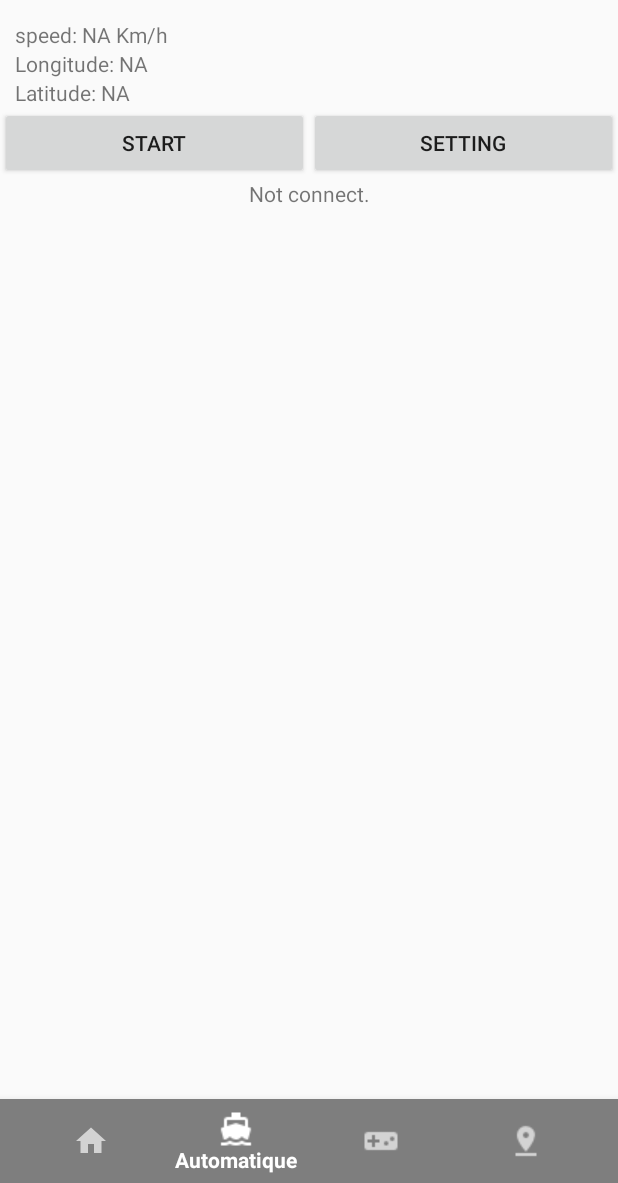
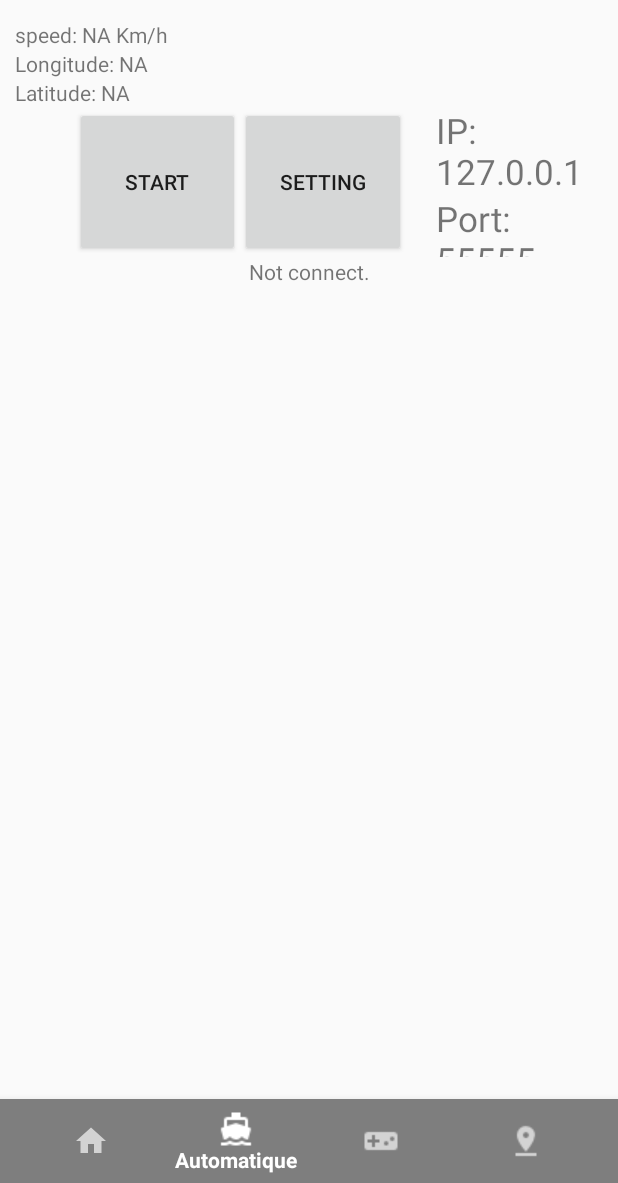
Before and after one commit to niveki/projetSmartphone, an Android app: the screen it shows after launch (MainActivity), item 2 of the bottom bar chosen, on a phone screen of 412 x 824 dp, the part 53-1236 px from its top. Run offline under Robolectric (Android 15) with nearby library versions, the phone set to English and light mode, and no system bars.

Commit message:
modif vue 1 layout setting réalisé

```diff
--- a/projetDrone/app/src/main/java/com/example/Drone/Fragment_one.java
+++ b/projetDrone/app/src/main/java/com/example/Drone/Fragment_one.java
@@ -1,13 +1,19 @@
 package com.example.Drone;
 
 
+import android.app.AlertDialog;
+import android.content.DialogInterface;
 import android.os.Bundle;
 import android.support.v4.app.Fragment;
 import android.view.LayoutInflater;
 import android.view.View;
 import android.view.ViewGroup;
 import android.widget.Button;
+import android.widget.EditText;
+import android.widget.Spinner;
 import android.widget.TextView;
+import android.widget.Toast;
+
 import com.google.android.gms.maps.CameraUpdateFactory;
 import com.google.android.gms.maps.GoogleMap;
 import com.google.android.gms.maps.OnMapReadyCallback;
@@ -15,6 +21,7 @@ import com.google.android.gms.maps.SupportMapFragment;
 import com.google.android.gms.maps.model.LatLng;
 import com.google.android.gms.maps.model.MarkerOptions;
 
+import java.util.ArrayList;
 import java.util.Locale;
 
 /**
@@ -22,17 +29,17 @@ import java.util.Locale;
  */
 public class Fragment_one extends Fragment implements OnMapReadyCallback {
 
-    private TextView textSpeed, textLat, textLon, textMes;
+    private TextView textSpeed, textLat, textLon, textMes, textIPFrag1, textPortFrag1, textRefreshFrag1, textIPSetting, textPortSetting, textRefreshSetting;
     private Button buttonStart, buttonSetting;
     private GoogleMap mMap;
-    private String currentLang = Locale.getDefault().getLanguage();
+    private String currentLang = Locale.getDefault().getLanguage(), conf, quit, setting, refreh, errorTitle, errorMessage, adress;
     public Fragment_one() {
         // Required empty public constructor
     }
 
 
     @Override
-    public View onCreateView(LayoutInflater inflater, ViewGroup container,
+    public View onCreateView(final LayoutInflater inflater, ViewGroup container,
                              Bundle savedInstanceState) {
         // Inflate the layout for this fragment
 
@@ -44,6 +51,9 @@ public class Fragment_one extends Fragment implements OnMapReadyCallback {
         textMes = view.findViewById(R.id.frag1_mes);
         buttonSetting = view.findViewById(R.id.frag1_boutton_setting);
         buttonStart = view.findViewById(R.id.frag1_boutton_start);
+        textIPFrag1 = view.findViewById(R.id.frag1_ip);
+        textPortFrag1 = view.findViewById(R.id.frag1_port);
+        textRefreshFrag1 = view.findViewById(R.id.frag1_refresh);
         //init des textes
         setSpeed("NA", currentLang);
         setLatitude("NA");
@@ -55,6 +65,102 @@ public class Fragment_one extends Fragment implements OnMapReadyCallback {
             buttonSetting.setText("SETTING");
             buttonStart.setText("START");
         }
+
+
+        // gestion bouton setting
+        buttonSetting.setOnClickListener(new View.OnClickListener(){
+            @Override
+            public void onClick(View view) {
+                if(currentLang.equals("fr")){
+                    adress="Addresse IP: ";
+                    conf="Confirmer";
+                    quit="Annuler";
+                    setting="Réglage";
+                    refreh="Temps de rafraichissement: ";
+                    errorTitle="Erreur paramètre";
+                    errorMessage="Format IP non valide xxx.xxx.xxx.xxx !";
+                }else{
+                    adress="Adress IP: ";
+                    conf="Confirm";
+                    quit="Canceled";
+                    setting="Setting";
+                    refreh="Refresh time: ";
+                    errorTitle="Parameter error";
+                    errorMessage="Wrong ip format xxx.xxx.xxx.xxx !";
+                };
+                View viewSetting = inflater.inflate(R.layout.activity_setting, null);
+                /*
+                textIPSetting = viewSetting.findViewById(R.id.setting_set_IP);
+                textIPSetting.setText(getIP());
+
+                textPortSetting = viewSetting.findViewById(R.id.setting_set_port);
+                textPortSetting.setText(getPort());
+
+                //textRefreshSetting=viewSetting.findViewById(R.id.setting_spin);
+                //textRefreshSetting.setText(getRefreshTime());
+
+
+                Spinner listTemps = viewSetting.findViewById(R.id.setting_spin);
+                TextView textTitleIP=viewSetting.findViewById(R.id.setting_text_IP);
+                textTitleIP.setText(adress);
+                TextView textRefresh=viewSetting.findViewById(R.id.setting_text_refresh);
+                textRefresh.setText(refreh);
+                ArrayList a = new ArrayList();
+                a.add(1);
+                a.add(5);
+                a.add(10);
+                a.add(15);*/
+
+                //popup
+                final AlertDialog.Builder builder = new AlertDialog.Builder(getContext());
+                builder.setTitle(setting);
+                builder.setView(viewSetting);
+
+                //bouton Confirm
+                builder.setPositiveButton(conf, new DialogInterface.OnClickListener(){
+
+                    @Override
+                    public void onClick(DialogInterface dialogInterface, int i) {
+                        EditText textIP = ((AlertDialog) dialogInterface).findViewById(R.id.setting_set_IP);
+                        EditText textPort=((AlertDialog) dialogInterface).findViewById(R.id.setting_set_port);
+                        Spinner spinTps=((AlertDialog) dialogInterface).findViewById(R.id.setting_spin);
+                        /*modifParam(textIP.getText().toString(), textPort.getText().toString(),
+                                spinTps.getSelectedItem().toString().split(" ")[0]);*/
+                        if(textIP.getText().toString().matches("^(25[0-5]|2[0-4][0-9]|[01]?[0-9][0-9]?)\\." +
+                                "(25[0-5]|2[0-4][0-9]|[01]?[0-9][0-9]?)\\." +
+                                "(25[0-5]|2[0-4][0-9]|[01]?[0-9][0-9]?)\\." +
+                                "(25[0-5]|2[0-4][0-9]|[01]?[0-9][0-9]?)$")){
+                            //modification des paramètre
+                            modifParam(textIP.getText().toString(), textPort.getText().toString(),
+                                    spinTps.getSelectedItem().toString().split(" ")[0]);
+                        }else{
+                            //erreur de ip saisie
+                            final AlertDialog.Builder error = new AlertDialog.Builder(getContext());
+                            error.setTitle(errorTitle);
+                            error.setMessage(errorMessage);
+                            error.setNegativeButton(quit, new DialogInterface.OnClickListener() {
+                                @Override
+                                public void onClick(DialogInterface dialogInterface, int i) {
+
+                                }
+                            });
+                            error.show();
+                        }
+                    }
+                });
+                //boutton cancel
+                builder.setNegativeButton(quit, new DialogInterface.OnClickListener() {
+                    @Override
+                    public void onClick(DialogInterface dialog, int which) {
+                    }
+                });
+                //Afficher popup
+                builder.show();
+            }
+        });
+        setIPFrag1("127.0.0.1");
+        setPortFrag1("55555");
+        setRafraichissementFrag1("5", currentLang);
         setMessage(currentLang);
         // création de la carte
         ((SupportMapFragment) getChildFragmentManager().findFragmentById(R.id.frag1_map)).getMapAsync(this);
@@ -66,7 +172,19 @@ public class Fragment_one extends Fragment implements OnMapReadyCallback {
     public void setSpeed(String s, String l){if(l.equals("fr")){textSpeed.setText("Vitesse: "+s+" Km/h");}else {textSpeed.setText("speed: "+s+" Km/h");}}
     public void setLatitude(String s){textLat.setText("Latitude: "+s);}
     public void setLongitude(String s){textLon.setText("Longitude: "+s);}
+    public void setIPFrag1(String val){textIPFrag1.setText("IP: "+val);}
+    public void setPortFrag1(String val){textPortFrag1.setText("Port: "+val);}
+    public void setRafraichissementFrag1(String val, String l){if(l.equals("fr")){textRefreshFrag1.setText("Rafraichissement: "+val+"s");}else {textRefreshFrag1.setText("refresh: "+val+"s");}}
+    public void setIPSetting(String val){textIPSetting.setText(val);}
+    public void setPortSetting(String val){textPortSetting.setText(val);}
     public void setMessage(String l){if(l.equals("fr")){textMes.setText("Non connecté.");}else {textMes.setText("Not connect.");}}
+    public void modifParam(String ip,String port,String time){
+        setIPFrag1(ip);
+        setPortFrag1(port);
+        setRafraichissementFrag1(time,currentLang);
+        setIPSetting(ip);
+        Toast.makeText(getContext(),"Paramètre IP modifié",Toast.LENGTH_LONG).show();
+    }
 
     // Création de la carte sur le port des Minimes
     @Override
--- a/projetDrone/app/src/main/res/layout/fragment_one.xml
+++ b/projetDrone/app/src/main/res/layout/fragment_one.xml
@@ -42,20 +42,68 @@
 
         <LinearLayout
             android:layout_width="match_parent"
-            android:layout_height="wrap_content"
+            android:layout_height="150px"
             >
-                <Button
-                    android:layout_width="0px"
+<!--
+            <ImageButton
+                android:src="@drawable/go"
+                android:layout_height="match_parent"
+                android:layout_width="0px"
+                android:id="@+id/frag1_action"
+                android:background="#FAFAFA"
+                android:adjustViewBounds="true"
+                android:layout_weight="1"
+                android:layout_marginHorizontal="25px"
+                />
+            <ImageButton
+                android:src="@drawable/setting40"
+                android:layout_height="match_parent"
+                android:layout_width="0px"
+                android:id="@+id/frag1_setting"
+                android:background="#FAFAFA"
+                android:adjustViewBounds="true"
+                android:layout_weight="1"
+                android:layout_marginHorizontal="25px"
+                />
+-->
+            <Button
+                android:layout_width="75px"
+                android:layout_height="match_parent"
+                android:id="@+id/frag1_boutton_start"
+                android:layout_weight="1"
+                android:layout_marginLeft="75px"
+                />
+
+            <Button
+                android:id="@+id/frag1_boutton_setting"
+                android:layout_width="75px"
+                android:layout_height="match_parent"
+                android:layout_weight="1" />
+
+            <LinearLayout
+                android:layout_width="0dp"
+                android:layout_height="match_parent"
+                android:layout_weight="2"
+                android:orientation="vertical"
+                android:layout_marginLeft="30px">
+
+                <TextView
+                    android:id="@+id/frag1_ip"
+                    android:layout_width="match_parent"
                     android:layout_height="wrap_content"
-                    android:id="@+id/frag1_boutton_start"
-                    android:layout_weight="1"
-                    />
-                <Button
-                    android:layout_width="0px"
+                    android:textSize="35px"/>
+                <TextView
+                    android:id="@+id/frag1_port"
+                    android:layout_width="match_parent"
                     android:layout_height="wrap_content"
-                    android:id="@+id/frag1_boutton_setting"
-                    android:layout_weight="1"
-                    />
+                    android:textSize="35px"/>
+
+                <TextView
+                    android:id="@+id/frag1_refresh"
+                    android:layout_width="match_parent"
+                    android:layout_height="wrap_content"
+                    android:textSize="35px"/>
+            </LinearLayout>
         </LinearLayout>
         <LinearLayout
             android:layout_width="match_parent"
```
Also changed, not shown: projetDrone/app/src/main/res/layout/activity_setting.xml (added, +69 -0 lines), projetDrone/app/src/main/res/values/strings.xml (+8 -0 lines).
